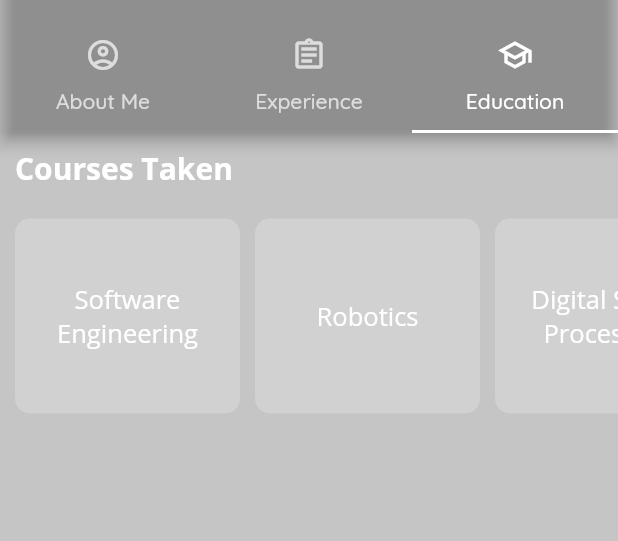
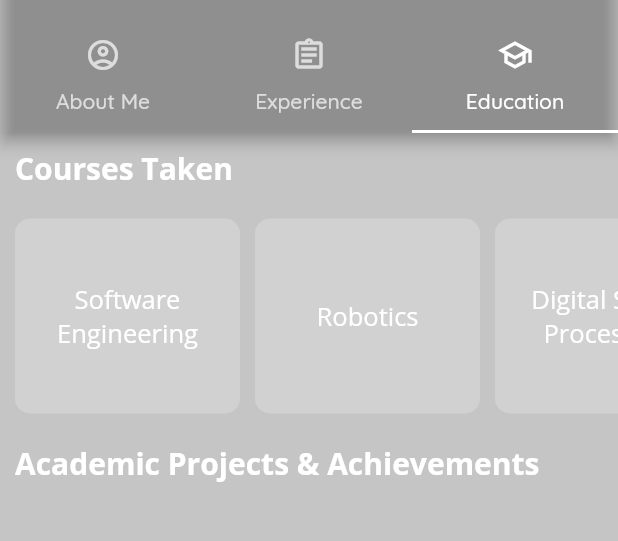
Before and after one commit to afiqaimanafr/resume-mobile-app, a Flutter app: the screen it shows after launch, tab 3 chosen, on a phone screen of 412 x 824 dp, the part 62-603 px from its top. Run offline on Flutter 3.47's test engine with Material 2 defaults, Android fonts, the light colour scheme and no system bars; Roboto replaces fonts that are missing (QuickSand).

Commit message:
latest ui

```diff
--- a/lib/screens/education/education_screen.dart
+++ b/lib/screens/education/education_screen.dart
@@ -33,6 +33,21 @@ class EducationScreen extends StatelessWidget {
     ),
   ];
 
+  Widget buildTitle(String title) {
+    return Padding(
+      padding: EdgeInsets.all(10.0),
+      child: Text(
+        title,
+        style: const TextStyle(
+          fontFamily: primaryFamilyFont,
+          fontWeight: FontWeight.bold,
+          color: kPrimaryLightColor,
+          fontSize: 20,
+        ),
+      ),
+    );
+  }
+
   Widget buildCard(CourseModel item) {
     return Container(
       decoration: BoxDecoration(
@@ -65,18 +80,7 @@ class EducationScreen extends StatelessWidget {
         child: Column(
           crossAxisAlignment: CrossAxisAlignment.start,
           children: [
-            const Padding(
-              padding: EdgeInsets.all(10.0),
-              child: Text(
-                'Courses Taken',
-                style: TextStyle(
-                  fontFamily: primaryFamilyFont,
-                  fontWeight: FontWeight.bold,
-                  color: kPrimaryLightColor,
-                  fontSize: 20,
-                ),
-              ),
-            ),
+            buildTitle('Courses Taken'),
             SizedBox(
               height: 150,
               child: ListView.separated(
@@ -92,6 +96,7 @@ class EducationScreen extends StatelessWidget {
                 },
               ),
             ),
+            buildTitle('Academic Projects & Achievements'),
           ],
         ),
       ),
```
